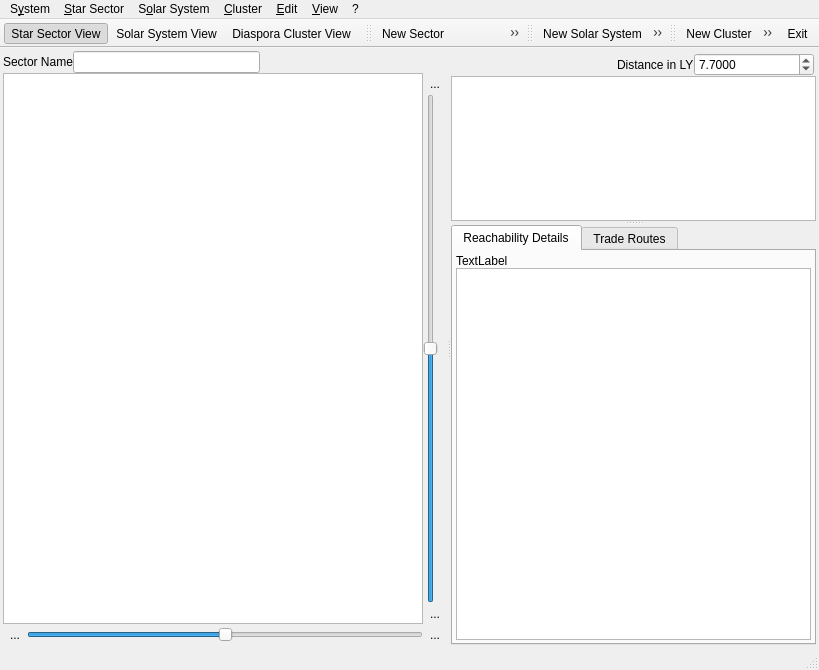
Before: the Qt Designer form src/warpmainwindow.ui in maxlambertini/Warp2010, drawn with Qt 5.
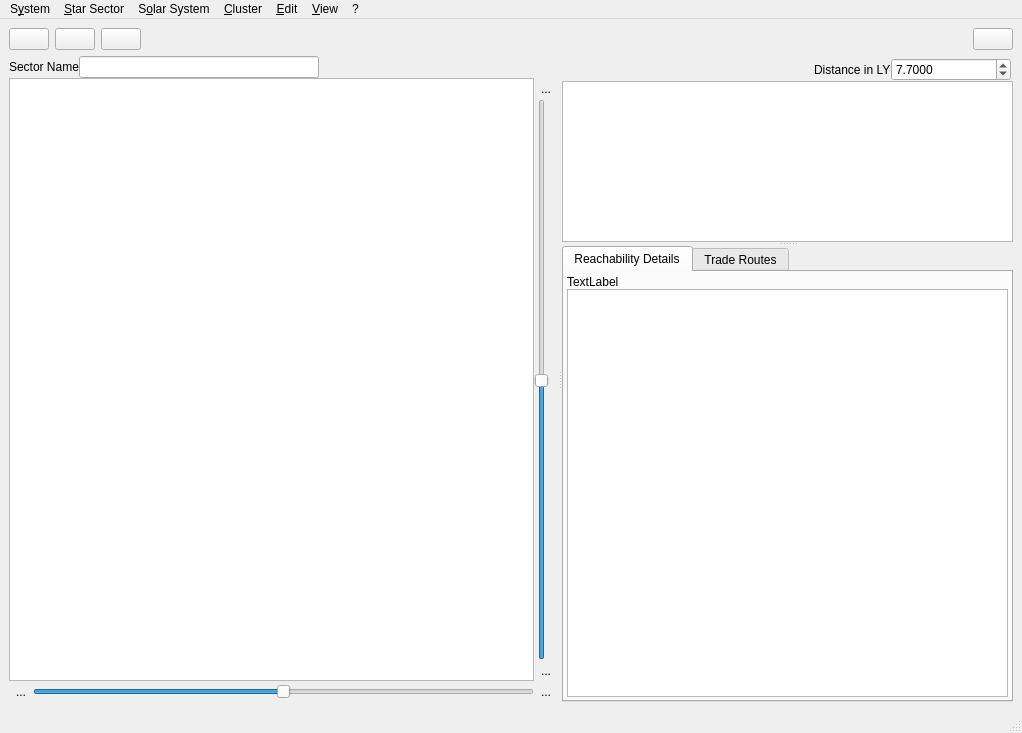
After: the same form once the commit is applied. Icons and pictures are not drawn. Custom widgets are drawn as their Qt base class.

Commit message: Again menu

What changed in the file:
```diff
--- a/src/warpmainwindow.ui
+++ b/src/warpmainwindow.ui
@@ -6,8 +6,8 @@
    <rect>
     <x>0</x>
     <y>0</y>
-    <width>819</width>
-    <height>670</height>
+    <width>1022</width>
+    <height>733</height>
    </rect>
   </property>
   <property name="windowTitle">
@@ -33,19 +33,98 @@
    <bool>true</bool>
   </property>
   <widget class="QWidget" name="centralwidget">
-   <layout class="QHBoxLayout" name="horizontalLayout_10">
-    <property name="leftMargin">
-     <number>3</number>
-    </property>
-    <property name="topMargin">
-     <number>3</number>
-    </property>
-    <property name="rightMargin">
-     <number>3</number>
-    </property>
-    <property name="bottomMargin">
-     <number>3</number>
-    </property>
+   <layout class="QVBoxLayout" name="verticalLayout_8">
+    <item>
+     <layout class="QHBoxLayout" name="horizontalLayout_7">
+      <item>
+       <layout class="QHBoxLayout" name="horizontalLayout_4">
+        <item>
+         <widget class="QPushButton" name="btn_Star_Sector_View">
+          <property name="text">
+           <string/>
+          </property>
+          <property name="icon">
+           <iconset resource="Resources.qrc">
+            <normaloff>:/Icons/pics/newicons/mappa_tot_64.png</normaloff>:/Icons/pics/newicons/mappa_tot_64.png</iconset>
+          </property>
+          <property name="iconSize">
+           <size>
+            <width>24</width>
+            <height>24</height>
+           </size>
+          </property>
+         </widget>
+        </item>
+        <item>
+         <widget class="QPushButton" name="btn_Solar_System_View">
+          <property name="text">
+           <string/>
+          </property>
+          <property name="icon">
+           <iconset>
+            <normalon>:/Icons/pics/newicons/64.png</normalon>
+           </iconset>
+          </property>
+          <property name="iconSize">
+           <size>
+            <width>24</width>
+            <height>24</height>
+           </size>
+          </property>
+         </widget>
+        </item>
+        <item>
+         <widget class="QPushButton" name="btn_Diaspora_Cluster_View">
+          <property name="text">
+           <string/>
+          </property>
+          <property name="icon">
+           <iconset>
+            <normalon>:/Icons/pics/newicons/diaspora64.png</normalon>
+           </iconset>
+          </property>
+          <property name="iconSize">
+           <size>
+            <width>24</width>
+            <height>24</height>
+           </size>
+          </property>
+         </widget>
+        </item>
+       </layout>
+      </item>
+      <item>
+       <spacer name="horizontalSpacer_5">
+        <property name="orientation">
+         <enum>Qt::Horizontal</enum>
+        </property>
+        <property name="sizeHint" stdset="0">
+         <size>
+          <width>40</width>
+          <height>20</height>
+         </size>
+        </property>
+       </spacer>
+      </item>
+      <item>
+       <widget class="QPushButton" name="btnContextualMenu">
+        <property name="text">
+         <string/>
+        </property>
+        <property name="icon">
+         <iconset resource="Resources.qrc">
+          <normaloff>:/new/Bitmaps/pics/window_background.png</normaloff>:/new/Bitmaps/pics/window_background.png</iconset>
+        </property>
+        <property name="iconSize">
+         <size>
+          <width>24</width>
+          <height>24</height>
+         </size>
+        </property>
+       </widget>
+      </item>
+     </layout>
+    </item>
     <item>
      <widget class="QSplitter" name="splitter_3">
       <property name="orientation">
@@ -805,7 +884,7 @@
     <rect>
      <x>0</x>
      <y>0</y>
-     <width>819</width>
+     <width>1022</width>
      <height>21</height>
     </rect>
    </property>
@@ -906,161 +985,6 @@
    <addaction name="menu"/>
   </widget>
   <widget class="QStatusBar" name="statusbar"/>
-  <widget class="QToolBar" name="toolBar">
-   <property name="windowTitle">
-    <string>toolBar</string>
-   </property>
-   <property name="movable">
-    <bool>false</bool>
-   </property>
-   <property name="iconSize">
-    <size>
-     <width>24</width>
-     <height>24</height>
-    </size>
-   </property>
-   <property name="floatable">
-    <bool>false</bool>
-   </property>
-   <attribute name="toolBarArea">
-    <enum>TopToolBarArea</enum>
-   </attribute>
-   <attribute name="toolBarBreak">
-    <bool>false</bool>
-   </attribute>
-   <addaction name="action_Star_Sector_View"/>
-   <addaction name="action_Solar_System_View"/>
-   <addaction name="action_Diaspora_Cluster_View"/>
-  </widget>
-  <widget class="QToolBar" name="toolbarStarMap">
-   <property name="windowTitle">
-    <string>toolBar</string>
-   </property>
-   <property name="toolTip">
-    <string/>
-   </property>
-   <property name="styleSheet">
-    <string notr="true"/>
-   </property>
-   <property name="iconSize">
-    <size>
-     <width>24</width>
-     <height>24</height>
-    </size>
-   </property>
-   <property name="toolButtonStyle">
-    <enum>Qt::ToolButtonIconOnly</enum>
-   </property>
-   <attribute name="toolBarArea">
-    <enum>TopToolBarArea</enum>
-   </attribute>
-   <attribute name="toolBarBreak">
-    <bool>false</bool>
-   </attribute>
-   <addaction name="action_NewSector"/>
-   <addaction name="action_Add_New_Star"/>
-   <addaction name="actionLoad_Sector"/>
-   <addaction name="actionSave_Sector"/>
-   <addaction name="action_Clear_Star_Sector_Data"/>
-   <addaction name="actionPrint_Sector_Map"/>
-   <addaction name="separator"/>
-   <addaction name="action_map_Sector_Map_Options"/>
-   <addaction name="action_Planar_Projection_Modes"/>
-   <addaction name="separator"/>
-   <addaction name="action_ExportMapToImage"/>
-   <addaction name="separator"/>
-   <addaction name="action_ExportMapToGraphVizFile"/>
-   <addaction name="separator"/>
-  </widget>
-  <widget class="QToolBar" name="toolbarSolarSystem">
-   <property name="windowTitle">
-    <string>toolBar_2</string>
-   </property>
-   <property name="styleSheet">
-    <string notr="true"/>
-   </property>
-   <property name="iconSize">
-    <size>
-     <width>24</width>
-     <height>24</height>
-    </size>
-   </property>
-   <property name="toolButtonStyle">
-    <enum>Qt::ToolButtonIconOnly</enum>
-   </property>
-   <attribute name="toolBarArea">
-    <enum>TopToolBarArea</enum>
-   </attribute>
-   <attribute name="toolBarBreak">
-    <bool>false</bool>
-   </attribute>
-   <addaction name="action_CreateSolarSystem"/>
-   <addaction name="action_SolarSystemForAllStars"/>
-   <addaction name="action_TradeRoute_to_all_GardenPlanets"/>
-   <addaction name="separator"/>
-   <addaction name="action_Save_Solar_System_to_Celestia_file"/>
-   <addaction name="action_Print_Solar_System"/>
-   <addaction name="separator"/>
-   <addaction name="action_Save_Solar_System_to_HTML"/>
-   <addaction name="action_Export_Solar_System_To_PDF"/>
-   <addaction name="action_Export_Solar_System_To_SVG"/>
-   <addaction name="separator"/>
-   <addaction name="action_CopySolarSystem"/>
-  </widget>
-  <widget class="QToolBar" name="toolbarCluster">
-   <property name="windowTitle">
-    <string>toolBar</string>
-   </property>
-   <property name="styleSheet">
-    <string notr="true"/>
-   </property>
-   <property name="iconSize">
-    <size>
-     <width>24</width>
-     <height>24</height>
-    </size>
-   </property>
-   <attribute name="toolBarArea">
-    <enum>TopToolBarArea</enum>
-   </attribute>
-   <attribute name="toolBarBreak">
-    <bool>false</bool>
-   </attribute>
-   <addaction name="action_Generate_New_Cluster"/>
-   <addaction name="action_Load_Diaspora_Cluster"/>
-   <addaction name="action_Save_Diaspora_Cluster"/>
-   <addaction name="action_Export_Diaspora_Cluster_To_HTML"/>
-   <addaction name="action_Export_Diaspora_Cluster_To_SVG"/>
-   <addaction name="action_Export_Cluster_To_PDF"/>
-   <addaction name="action_Export_Diaspora_Cluster_To_Graphviz"/>
-  </widget>
-  <widget class="QToolBar" name="toolbarSystem">
-   <property name="windowTitle">
-    <string>toolBar</string>
-   </property>
-   <property name="styleSheet">
-    <string notr="true"/>
-   </property>
-   <property name="movable">
-    <bool>false</bool>
-   </property>
-   <property name="iconSize">
-    <size>
-     <width>24</width>
-     <height>24</height>
-    </size>
-   </property>
-   <property name="floatable">
-    <bool>false</bool>
-   </property>
-   <attribute name="toolBarArea">
-    <enum>TopToolBarArea</enum>
-   </attribute>
-   <attribute name="toolBarBreak">
-    <bool>false</bool>
-   </attribute>
-   <addaction name="actionExit"/>
-  </widget>
   <action name="action_NewSector">
    <property name="icon">
     <iconset resource="Resources.qrc">
```
Left out of the diff: 9 changed lines with no effect on the pictures. The commit also changes 2 other files.
